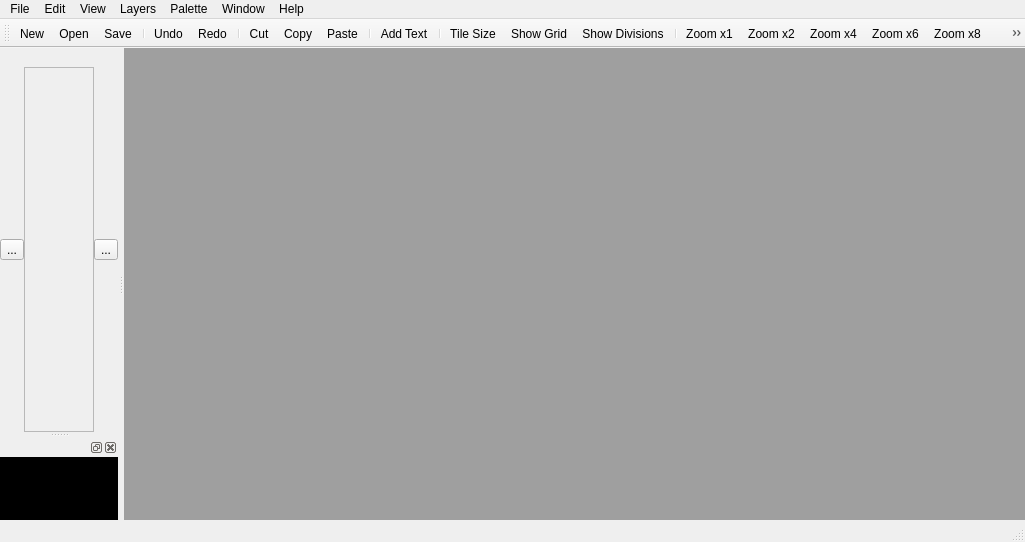
RicardoBusta/bustamanprojects, file QtCharacterMaker/view/mainwindow.ui: the form before one commit.
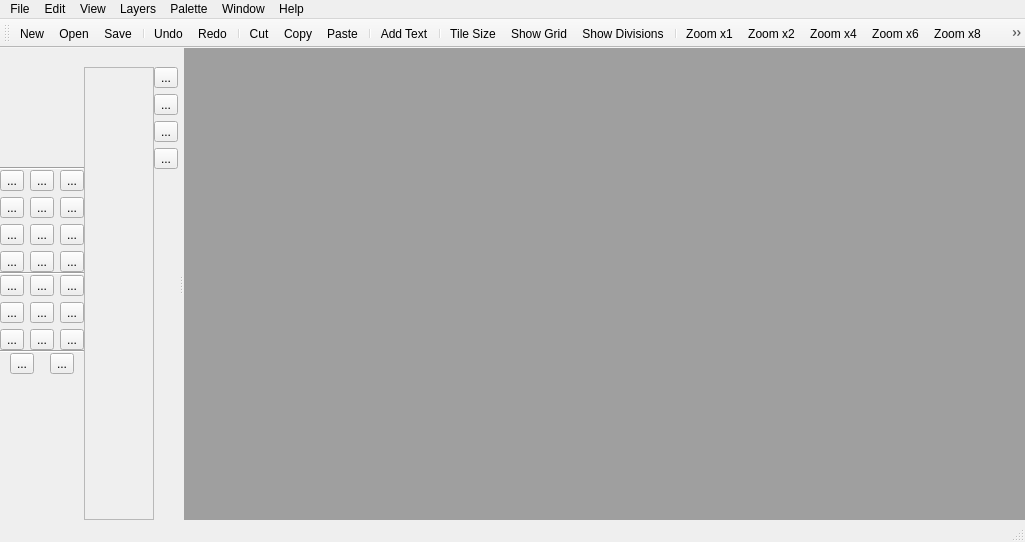
The form after the commit. Icons and pictures are not drawn. Custom widgets are drawn as their Qt base class.

```diff
--- a/QtCharacterMaker/view/mainwindow.ui
+++ b/QtCharacterMaker/view/mainwindow.ui
@@ -216,15 +216,240 @@
        <property name="leftMargin">
         <number>0</number>
        </property>
+       <property name="bottomMargin">
+        <number>0</number>
+       </property>
        <item>
+        <widget class="QWidget" name="widget" native="true">
+         <property name="minimumSize">
+          <size>
+           <width>0</width>
+           <height>100</height>
+          </size>
+         </property>
+        </widget>
+       </item>
+       <item>
+        <widget class="Line" name="line_2">
+         <property name="orientation">
+          <enum>Qt::Horizontal</enum>
+         </property>
+        </widget>
+       </item>
+       <item>
+        <layout class="QGridLayout" name="gridLayout">
+         <item row="2" column="0">
+          <widget class="QToolButton" name="toolButton_4">
+           <property name="text">
+            <string>...</string>
+           </property>
+          </widget>
+         </item>
+         <item row="3" column="0">
+          <widget class="QToolButton" name="toolButton_5">
+           <property name="text">
+            <string>...</string>
+           </property>
+          </widget>
+         </item>
+         <item row="0" column="1">
+          <widget class="QToolButton" name="toolButton_6">
+           <property name="text">
+            <string>...</string>
+           </property>
+          </widget>
+         </item>
+         <item row="0" column="0">
+          <widget class="QToolButton" name="toolButton_3">
+           <property name="text">
+            <string>...</string>
+           </property>
+           <property name="icon">
+            <iconset resource="../icons/icons.qrc">
+             <normaloff>:/icons/icon_043.bmp</normaloff>:/icons/icon_043.bmp</iconset>
+           </property>
+          </widget>
+         </item>
+         <item row="1" column="0">
         <widget class="QToolButton" name="toolButton_2">
          <property name="text">
           <string>...</string>
          </property>
         </widget>
        </item>
-      </layout>
-     </item>
+         <item row="0" column="2">
+          <widget class="QToolButton" name="toolButton_7">
+           <property name="text">
+            <string>...</string>
+           </property>
+          </widget>
+         </item>
+         <item row="3" column="2">
+          <widget class="QToolButton" name="toolButton_8">
+           <property name="text">
+            <string>...</string>
+           </property>
+          </widget>
+         </item>
+         <item row="3" column="1">
+          <widget class="QToolButton" name="toolButton_9">
+           <property name="text">
+            <string>...</string>
+           </property>
+          </widget>
+         </item>
+         <item row="2" column="1">
+          <widget class="QToolButton" name="toolButton_10">
+           <property name="text">
+            <string>...</string>
+           </property>
+          </widget>
+         </item>
+         <item row="1" column="1">
+          <widget class="QToolButton" name="toolButton_11">
+           <property name="text">
+            <string>...</string>
+           </property>
+          </widget>
+         </item>
+         <item row="1" column="2">
+          <widget class="QToolButton" name="toolButton_12">
+           <property name="text">
+            <string>...</string>
+           </property>
+          </widget>
+         </item>
+         <item row="2" column="2">
+          <widget class="QToolButton" name="toolButton_13">
+           <property name="text">
+            <string>...</string>
+           </property>
+          </widget>
+         </item>
+        </layout>
+       </item>
+       <item>
+        <widget class="Line" name="line">
+         <property name="orientation">
+          <enum>Qt::Horizontal</enum>
+         </property>
+        </widget>
+       </item>
+       <item>
+        <layout class="QGridLayout" name="gridLayout_2">
+         <item row="0" column="1">
+          <widget class="QToolButton" name="toolButton_15">
+           <property name="text">
+            <string>...</string>
+           </property>
+          </widget>
+         </item>
+         <item row="0" column="2">
+          <widget class="QToolButton" name="toolButton_16">
+           <property name="text">
+            <string>...</string>
+           </property>
+          </widget>
+         </item>
+         <item row="0" column="0">
+          <widget class="QToolButton" name="toolButton_14">
+           <property name="text">
+            <string>...</string>
+           </property>
+          </widget>
+         </item>
+         <item row="1" column="0">
+          <widget class="QToolButton" name="toolButton_19">
+           <property name="text">
+            <string>...</string>
+           </property>
+          </widget>
+         </item>
+         <item row="2" column="0">
+          <widget class="QToolButton" name="toolButton_20">
+           <property name="text">
+            <string>...</string>
+           </property>
+          </widget>
+         </item>
+         <item row="1" column="1">
+          <widget class="QToolButton" name="toolButton_21">
+           <property name="text">
+            <string>...</string>
+           </property>
+          </widget>
+         </item>
+         <item row="2" column="2">
+          <widget class="QToolButton" name="toolButton_22">
+           <property name="text">
+            <string>...</string>
+           </property>
+          </widget>
+         </item>
+         <item row="1" column="2">
+          <widget class="QToolButton" name="toolButton_23">
+           <property name="text">
+            <string>...</string>
+           </property>
+          </widget>
+         </item>
+         <item row="2" column="1">
+          <widget class="QToolButton" name="toolButton_24">
+           <property name="text">
+            <string>...</string>
+           </property>
+          </widget>
+         </item>
+        </layout>
+       </item>
+       <item>
+        <widget class="Line" name="line_3">
+         <property name="orientation">
+          <enum>Qt::Horizontal</enum>
+         </property>
+        </widget>
+       </item>
+       <item>
+        <layout class="QHBoxLayout" name="horizontalLayout_4">
+         <item>
+          <widget class="QToolButton" name="toolButton_18">
+           <property name="text">
+            <string>...</string>
+           </property>
+          </widget>
+         </item>
+         <item>
+          <widget class="QToolButton" name="toolButton_17">
+           <property name="text">
+            <string>...</string>
+           </property>
+          </widget>
+         </item>
+        </layout>
+       </item>
+       <item>
+        <spacer name="verticalSpacer_2">
+         <property name="orientation">
+          <enum>Qt::Vertical</enum>
+         </property>
+         <property name="sizeHint" stdset="0">
+          <size>
+           <width>20</width>
+           <height>40</height>
+          </size>
+         </property>
+        </spacer>
+       </item>
+      </layout>
+     </item>
+     <item>
+      <layout class="QVBoxLayout" name="verticalLayout_3">
+       <property name="spacing">
+        <number>0</number>
+       </property>
+       <property name="leftMargin">
+        <number>0</number>
+       </property>
      <item>
       <widget class="QScrollArea" name="scrollArea">
        <property name="styleSheet">
@@ -241,51 +466,13 @@
          <rect>
           <x>0</x>
           <y>0</y>
-          <width>78</width>
-          <height>339</height>
+            <width>112</width>
+            <height>439</height>
          </rect>
         </property>
        </widget>
       </widget>
      </item>
-     <item>
-      <layout class="QVBoxLayout" name="verticalLayout">
-       <property name="leftMargin">
-        <number>0</number>
-       </property>
-       <item>
-        <widget class="QToolButton" name="toolButton">
-         <property name="text">
-          <string>...</string>
-         </property>
-        </widget>
-       </item>
-      </layout>
-     </item>
-    </layout>
-   </widget>
-  </widget>
-  <widget class="QDockWidget" name="dockWidget_2">
-   <attribute name="dockWidgetArea">
-    <number>1</number>
-   </attribute>
-   <widget class="QWidget" name="dockWidgetContents_2">
-    <layout class="QHBoxLayout" name="horizontalLayout">
-     <property name="spacing">
-      <number>0</number>
-     </property>
-     <property name="leftMargin">
-      <number>0</number>
-     </property>
-     <property name="topMargin">
-      <number>0</number>
-     </property>
-     <property name="rightMargin">
-      <number>0</number>
-     </property>
-     <property name="bottomMargin">
-      <number>0</number>
-     </property>
      <item>
       <widget class="QSplitter" name="splitter_5">
        <property name="orientation">
@@ -369,6 +556,56 @@
       </widget>
      </item>
     </layout>
+     </item>
+     <item>
+      <layout class="QVBoxLayout" name="verticalLayout">
+       <property name="leftMargin">
+        <number>0</number>
+       </property>
+       <item>
+        <widget class="QToolButton" name="toolButton_27">
+         <property name="text">
+          <string>...</string>
+         </property>
+        </widget>
+       </item>
+       <item>
+        <widget class="QToolButton" name="toolButton_26">
+         <property name="text">
+          <string>...</string>
+         </property>
+        </widget>
+       </item>
+       <item>
+        <widget class="QToolButton" name="toolButton_25">
+         <property name="text">
+          <string>...</string>
+         </property>
+        </widget>
+       </item>
+       <item>
+        <widget class="QToolButton" name="toolButton">
+         <property name="text">
+          <string>...</string>
+         </property>
+        </widget>
+       </item>
+       <item>
+        <spacer name="verticalSpacer">
+         <property name="orientation">
+          <enum>Qt::Vertical</enum>
+         </property>
+         <property name="sizeHint" stdset="0">
+          <size>
+           <width>20</width>
+           <height>40</height>
+          </size>
+         </property>
+        </spacer>
+       </item>
+      </layout>
+     </item>
+    </layout>
    </widget>
   </widget>
   <action name="actionNew">
```
Left out of the diff: 30 changed lines with no effect on the pictures. Lines whose indentation alone changed are shown as unchanged.
